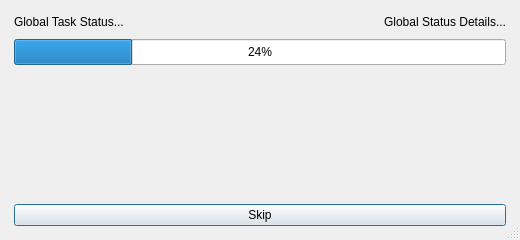
First picture: the form in launcher/ui/dialogs/ProgressDialog.ui, repository Thravok/Arsenal-Launcher, before the edit.
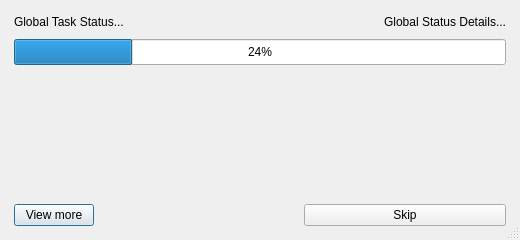
Second picture: the form after the edit.

The edit to the form file:
```diff
--- a/launcher/ui/dialogs/ProgressDialog.ui
+++ b/launcher/ui/dialogs/ProgressDialog.ui
@@ -19,7 +19,7 @@
   <property name="minimumSize">
    <size>
     <width>520</width>
-    <height>240</height>
+    <height>80</height>
    </size>
   </property>
   <property name="windowTitle">
@@ -158,6 +158,37 @@
     </widget>
    </item>
    <item>
+    <layout class="QHBoxLayout" name="buttonLayout">
+     <property name="spacing">
+      <number>8</number>
+     </property>
+     <item>
+      <widget class="QPushButton" name="viewMoreButton">
+       <property name="sizePolicy">
+        <sizepolicy hsizetype="Fixed" vsizetype="Fixed">
+         <horstretch>0</horstretch>
+         <verstretch>0</verstretch>
+        </sizepolicy>
+       </property>
+       <property name="text">
+        <string>View more</string>
+       </property>
+      </widget>
+     </item>
+     <item>
+      <spacer name="buttonSpacer">
+       <property name="orientation">
+        <enum>Qt::Horizontal</enum>
+       </property>
+       <property name="sizeHint" stdset="0">
+        <size>
+         <width>40</width>
+         <height>20</height>
+        </size>
+       </property>
+      </spacer>
+     </item>
+     <item>
     <widget class="QPushButton" name="skipButton">
      <property name="sizePolicy">
       <sizepolicy hsizetype="Expanding" vsizetype="Fixed">
@@ -169,6 +200,8 @@
       <string>Skip</string>
      </property>
     </widget>
+     </item>
+    </layout>
    </item>
   </layout>
  </widget>
```
Lines whose indentation alone changed are shown as unchanged.
